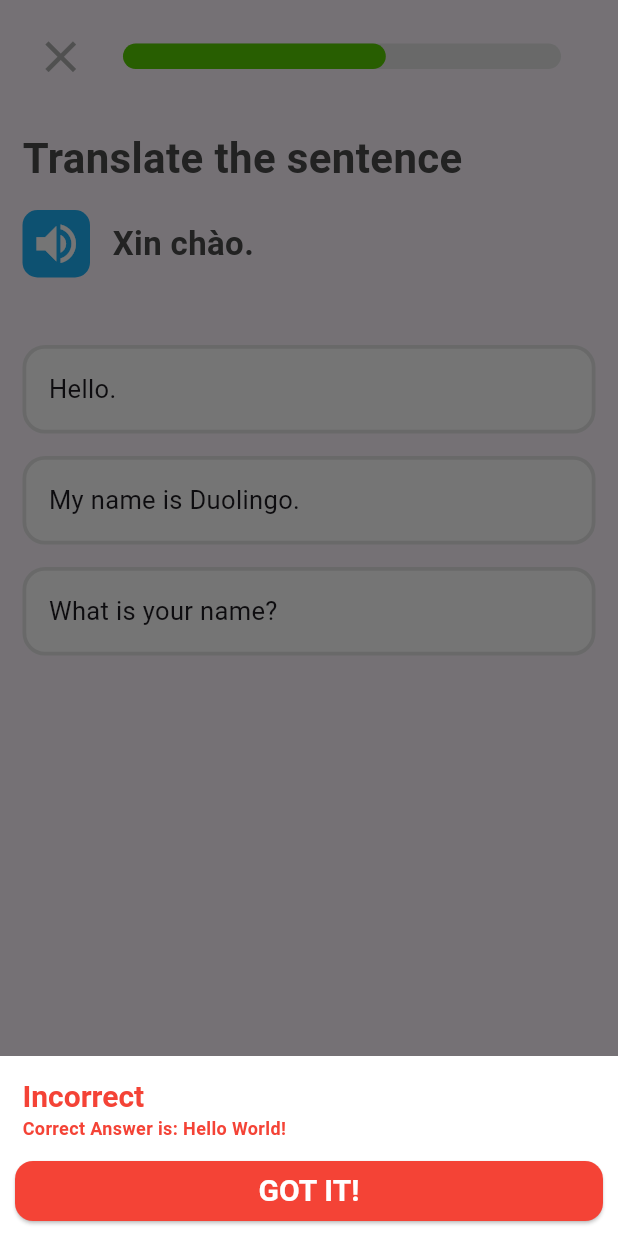
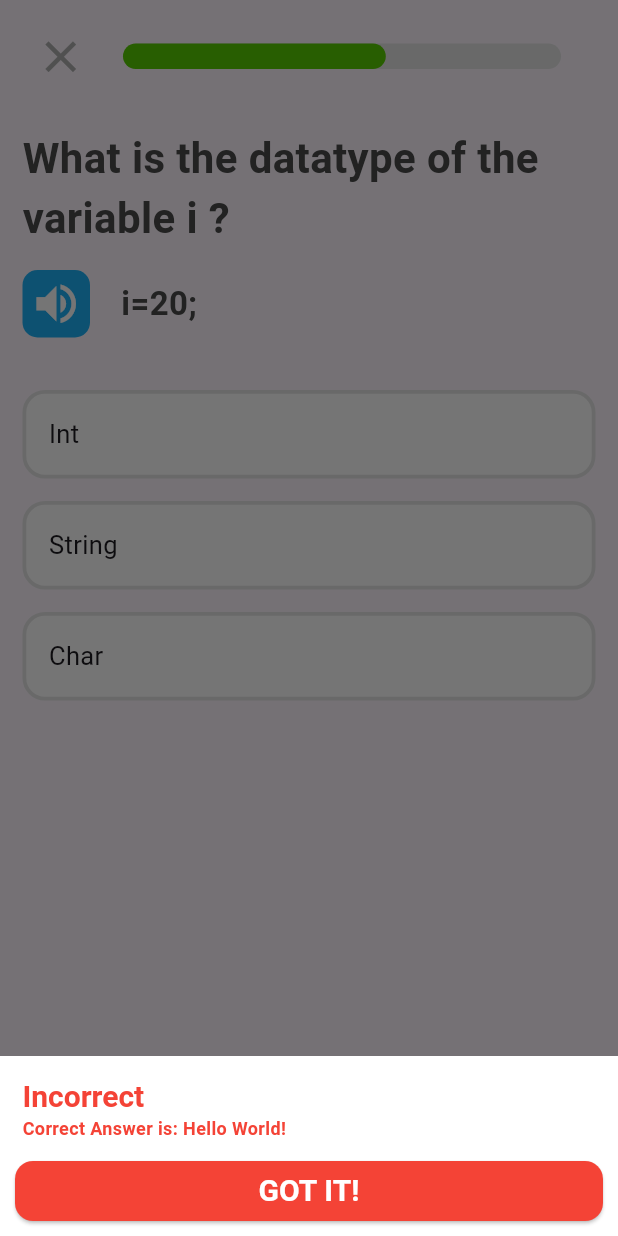
Before and after one commit to Abdelrahman-Shorim/Codelingo, a Flutter app: the LessonScreen screen opened directly, after a tap on "CHECK", on a phone screen of 412 x 824 dp. Run offline on Flutter 3.47's test engine with Material 3 defaults, Android fonts, the phone set to English and light mode, and no system bars; drawn by our look-alikes of percent_indicator; our stand-ins replace contained_tab_bar_view, firebase_auth, firebase_core, google_sign_in; accounts and stored records are empty.

Commit message:
UI updates

```diff
--- a/FrontEnd/lib/Screens/lesson_screen/components/bottom_button.dart
+++ b/FrontEnd/lib/Screens/lesson_screen/components/bottom_button.dart
@@ -16,7 +16,7 @@ class BottomButton extends StatelessWidget {
           onPressed: () {
             Navigator.pop(context);
             Navigator.pop(context);
-            Navigator.pop(context);
+
           },
           child: Text(
             title,
--- a/FrontEnd/lib/Screens/lesson_screen/lesson_screen.dart
+++ b/FrontEnd/lib/Screens/lesson_screen/lesson_screen.dart
@@ -22,30 +22,31 @@ class LessonScreenState extends State<LessonScreen> {
     var lessons = [
       ListLesson(
         'What is the output?',
-        'cout<<"Hello World!"',
+        'cout<<"Hello World!";',
         ['Hello Wrld!.', 'cout<<"Hello World!"', 'Hello World!'],
         correctAnswer: "Hello World!",
         checkButton: bottomButton,
       ),
       ListLesson(
-        'Translate the sentence',
-        'Xin chào.',
-        ['Hello.', 'My name is Duolingo.', 'What is your name?'],
-        correctAnswer: 'Hello.',
+        'What is the datatype of the variable i ? ',
+        ' i=20;',
+        ['Int', 'String', 'Char'],
+        correctAnswer: 'Int',
         checkButton: bottomButton,
       ),
       ListLesson(
-        'Choose an appropriate response',
-        'Bạn tên gì?',
-        ['Tôi tên là Duolingo.', 'Tôi học lớp 2.', 'Tôi không biết.'],
-        correctAnswer: 'Toi',
+        'Is this statement True or False',
+        'int i="20";',
+        ['True', 'False', 'Neither'],
+        correctAnswer: 'False',
         checkButton: bottomButton,
       ),
       ListLesson(
-        'Translate the sentence',
-        'Bye.',
-        ['Tôi ổn.', 'Tạm biệt.', 'Ngủ ngon.'],
-        correctAnswer: 'Tam biet',
+        'What is the output for this code?',
+        'int i=5; \n int y=1 \n int result=i+y; \n cout<<"result = "<<result;',
+
+        ['result = 6', ' result = 5 ', "Can't be determined"],
+        correctAnswer: 'result = 6',
         checkButton: bottomButton,
       ),
     ];
@@ -68,24 +69,29 @@ class LessonScreenState extends State<LessonScreen> {
         margin: const EdgeInsets.only(left: 10, right: 10, bottom: 10),
         child: ElevatedButton(
           onPressed: () {
-            answer();
+
             setState(() {
 
                if (percent < 1) {
                 percent += 0.2;
                 index++;
+                answer();
               }
               else {
+
                 showDialog(
                   context: context,
                   builder: (BuildContext context) {
+
                     return dialog('Great job');
                   },
 
                 );
+              answer();
+              }
 
-              }
             });
+
           },
           child: Text(
             title,
```
